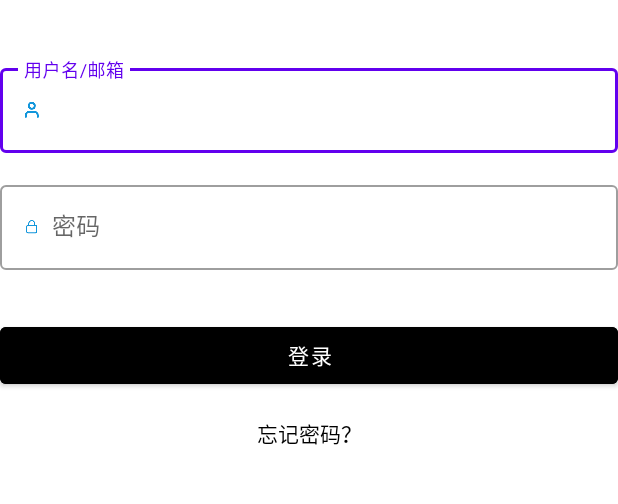
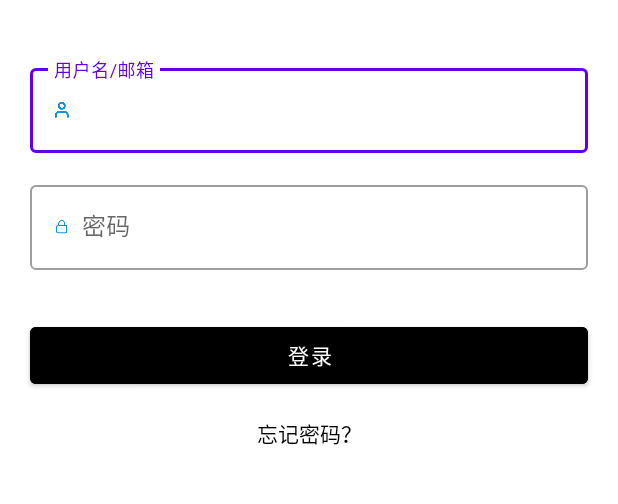
Before and after one commit to Li10101/FusionApp, an Android app: the screen it shows after launch (SplashActivity), on a phone screen of 412 x 824 dp, the part 294-798 px from its top. Run offline under Robolectric (Android 15) with nearby library versions, the phone set to English and light mode, and no system bars; 2 statements that could not run were skipped.

Commit message:
增加viewbinding和增加网络依赖

```diff
--- a/app/src/main/java/com/fusion/SplashActivity.kt
+++ b/app/src/main/java/com/fusion/SplashActivity.kt
@@ -5,8 +5,10 @@ import androidx.activity.enableEdgeToEdge
 import androidx.appcompat.app.AppCompatActivity
 import androidx.core.view.ViewCompat
 import androidx.core.view.WindowInsetsCompat
+import com.fusion.databinding.ActivitySplashBinding
 
 class SplashActivity : AppCompatActivity() {
+    private lateinit var binding: ActivitySplashBinding
     override fun onCreate(savedInstanceState: Bundle?) {
         super.onCreate(savedInstanceState)
         //https://blog.csdn.net/guolin_blog/article/details/141500877
@@ -17,6 +19,15 @@ class SplashActivity : AppCompatActivity() {
             v.setPadding(systemBars.left, systemBars.top, systemBars.right, systemBars.bottom)
             insets
         }
+        binding = ActivitySplashBinding.inflate(layoutInflater)
+        initView()
+    }
 
+    private fun initView() {
+
+        binding.btnLogin.setOnClickListener{
+            var  username = binding.etUsername.text
+            var password = binding.etPassword.text
+        }
     }
 }
--- a/app/src/main/res/layout/activity_splash.xml
+++ b/app/src/main/res/layout/activity_splash.xml
@@ -27,6 +27,8 @@
         android:layout_height="wrap_content"
         app:layout_constraintTop_toBottomOf="@id/ivLogo"
         android:layout_marginTop="40dp"
+        android:layout_marginLeft="20dp"
+        android:layout_marginRight="20dp"
         style="@style/Widget.MaterialComponents.TextInputLayout.OutlinedBox">
 
         <com.google.android.material.textfield.TextInputEditText
@@ -48,6 +50,8 @@
         android:layout_height="wrap_content"
         app:layout_constraintTop_toBottomOf="@id/tilUsername"
         android:layout_marginTop="16dp"
+        android:layout_marginLeft="20dp"
+        android:layout_marginRight="20dp"
         style="@style/Widget.MaterialComponents.TextInputLayout.OutlinedBox">
 
         <com.google.android.material.textfield.TextInputEditText
@@ -70,6 +74,8 @@
         android:text="登录"
         android:textColor="@color/white"
         android:backgroundTint="@color/black"
+        android:layout_marginLeft="20dp"
+        android:layout_marginRight="20dp"
         app:layout_constraintTop_toBottomOf="@id/tilPassword"
         android:layout_marginTop="32dp"/>
 
```
Also changed, not shown: app/build.gradle.kts (+10 -0 lines), gradle/libs.versions.toml (+28 -0 lines).
